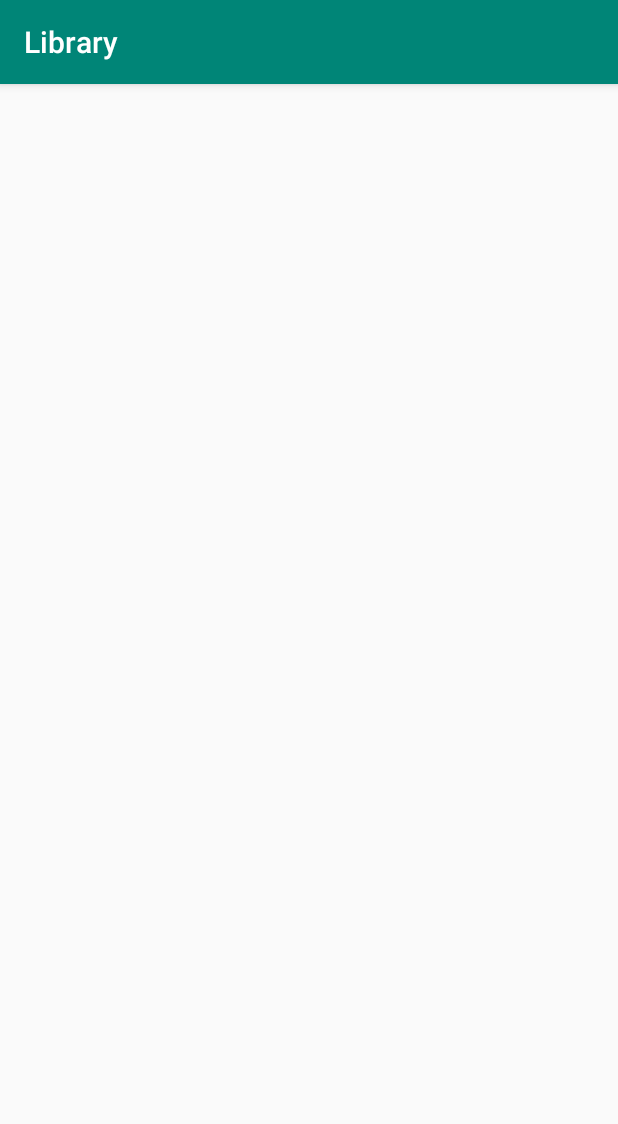
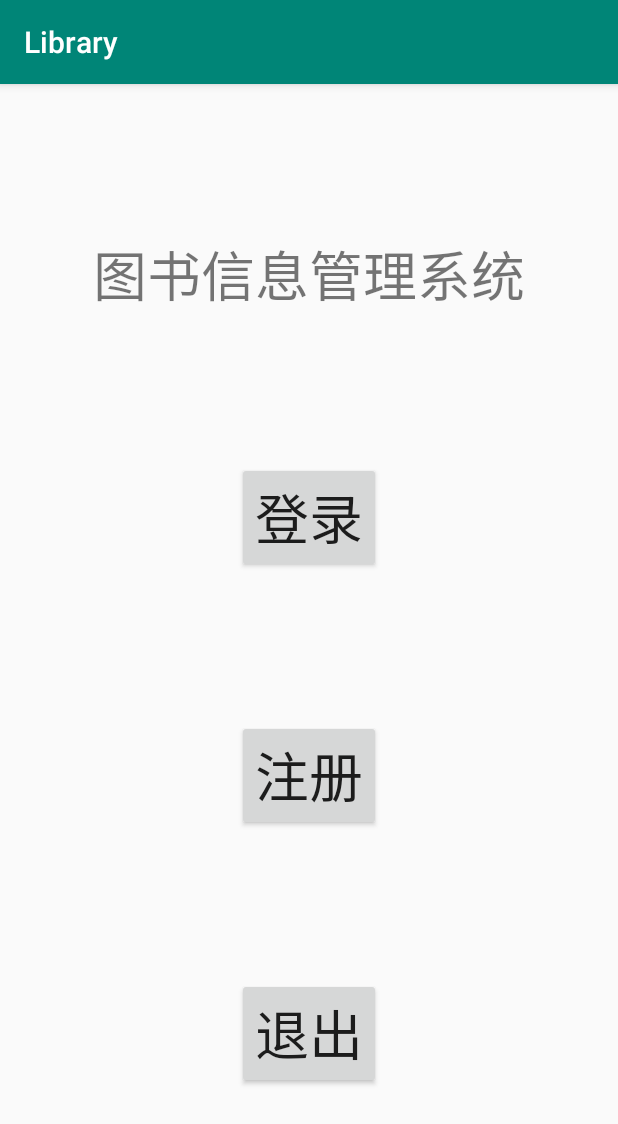
Before and after one commit to q524936601/Library, an Android app: the screen it shows after launch (MainActivity), on a phone screen of 412 x 824 dp. Shown: the top 1124 px of the screen. Run offline under Robolectric (Android 15) with nearby library versions, the phone set to English and light mode, and no system bars.

Commit message:
登录界面

```diff
--- a/app/src/main/res/layout/activity_main.xml
+++ b/app/src/main/res/layout/activity_main.xml
@@ -6,4 +6,47 @@
     android:layout_height="match_parent"
     tools:context=".MainActivity">
 
+    <TextView
+        android:id="@+id/tv_main_title"
+        android:layout_width="wrap_content"
+        android:layout_height="wrap_content"
+        android:layout_marginTop="100dp"
+        android:text="图书信息管理系统"
+        android:textSize="36sp"
+        app:layout_constraintEnd_toEndOf="parent"
+        app:layout_constraintStart_toStartOf="parent"
+        app:layout_constraintTop_toTopOf="parent" />
+
+    <Button
+        android:id="@+id/btn_main_denglu"
+        android:layout_width="wrap_content"
+        android:layout_height="wrap_content"
+        android:text="登录"
+        android:textSize="36sp"
+        app:layout_constraintBottom_toTopOf="@+id/btn_main_zhuce"
+        app:layout_constraintEnd_toEndOf="@+id/tv_main_title"
+        app:layout_constraintStart_toStartOf="@+id/tv_main_title"
+        app:layout_constraintTop_toBottomOf="@+id/tv_main_title" />
+
+    <Button
+        android:id="@+id/btn_main_zhuce"
+        android:layout_width="wrap_content"
+        android:layout_height="wrap_content"
+        android:text="注册"
+        android:textSize="36sp"
+        app:layout_constraintBottom_toTopOf="@+id/btn_main_exit"
+        app:layout_constraintEnd_toEndOf="@+id/btn_main_denglu"
+        app:layout_constraintStart_toStartOf="@+id/btn_main_denglu"
+        app:layout_constraintTop_toBottomOf="@+id/btn_main_denglu" />
+
+    <Button
+        android:id="@+id/btn_main_exit"
+        android:layout_width="wrap_content"
+        android:layout_height="wrap_content"
+        android:text="退出"
+        android:textSize="36sp"
+        app:layout_constraintBottom_toBottomOf="parent"
+        app:layout_constraintEnd_toEndOf="@+id/btn_main_zhuce"
+        app:layout_constraintStart_toStartOf="@+id/btn_main_zhuce"
+        app:layout_constraintTop_toBottomOf="@+id/btn_main_zhuce" />
 </android.support.constraint.ConstraintLayout>
```
